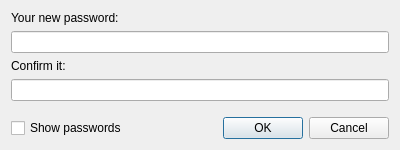
DnJuses/Qt-easy-host-director, file passforms/PasswordCreationForm.ui: the form before one commit.
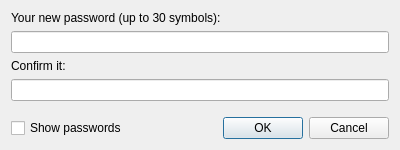
The form after the commit.

Commit message: Single app, password forms

```diff
--- a/passforms/PasswordCreationForm.ui
+++ b/passforms/PasswordCreationForm.ui
@@ -25,7 +25,7 @@
   <property name="maximumSize">
    <size>
     <width>400</width>
-    <height>165</height>
+    <height>150</height>
    </size>
   </property>
   <property name="windowTitle">
@@ -47,7 +47,7 @@
       <locale language="English" country="UnitedStates"/>
      </property>
      <property name="text">
-      <string>Your new password:</string>
+      <string>Your new password (up to 30 symbols):</string>
      </property>
     </widget>
    </item>
```
Left out of the diff: 26 changed lines with no effect on the pictures. The commit also changes 24 other files.
